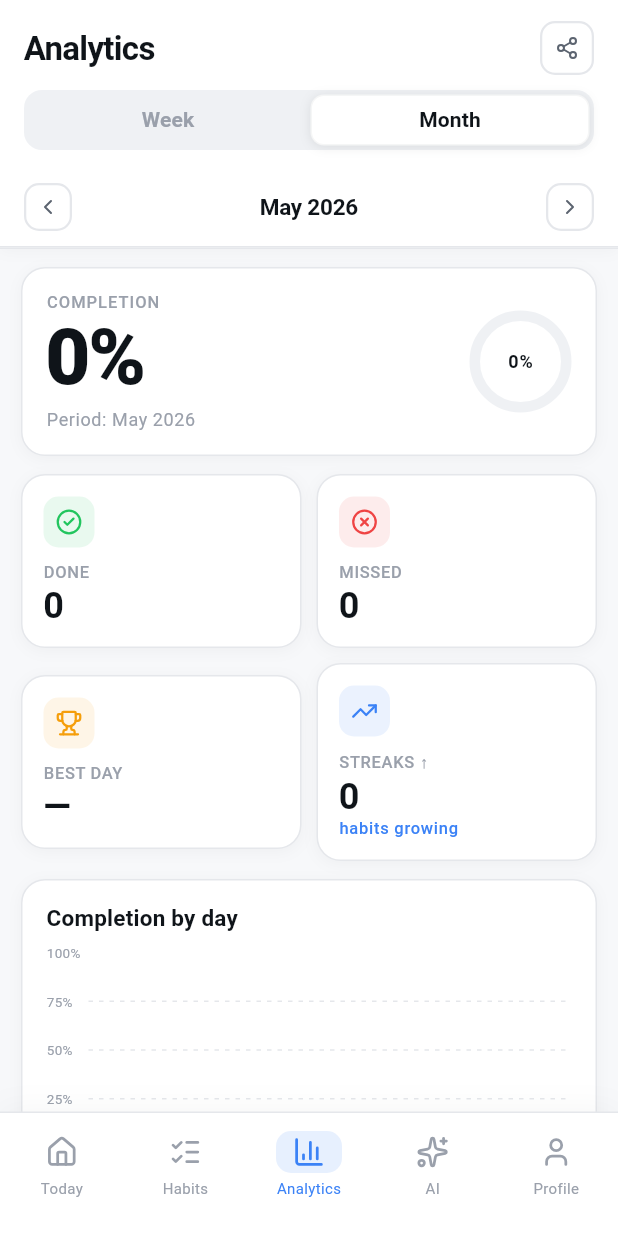
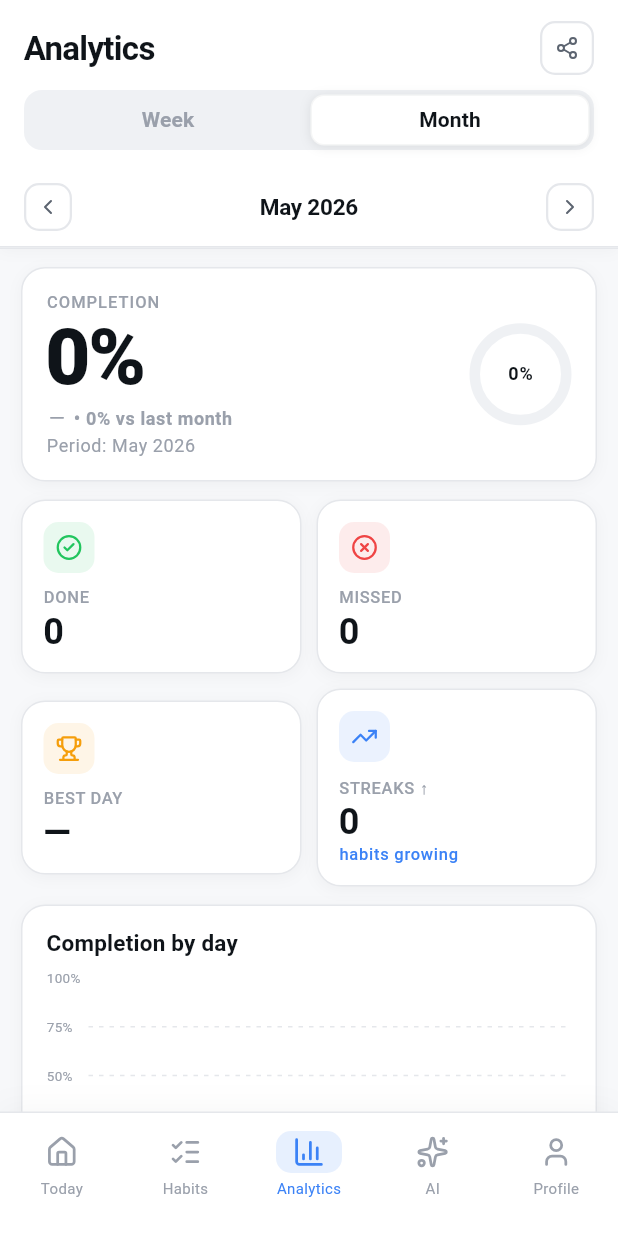
Before and after one commit to zFannur/habit_flow, a Flutter app: the AnalyticsScreen screen opened by its route, after a tap on "Month", on a phone screen of 412 x 824 dp. Run offline on Flutter 3.47's test engine with Material 3 defaults, Android fonts, the phone set to English and light mode, and no system bars; drawn by our look-alikes of fl_chart; our stand-ins replace dio, flutter_dotenv, flutter_riverpod, flutter_secure_storage, fpdart, freezed_annotation and 4 more; missing offline and left inert: dart:js_interop; accounts and stored records are empty; statements that could not run were skipped.

Commit message:
feat(analytics): fix completion rate math, add real trend comparisons, and fix ru grammar

```diff
--- a/lib/core/localization/app_en.arb
+++ b/lib/core/localization/app_en.arb
@@ -293,8 +293,16 @@
   "analyticsWeekTab": "Week",
   "analyticsMonthTab": "Month",
   "analyticsSummaryLabel": "COMPLETION",
-  "analyticsTrend": "↑ +{percent}% vs last {period}",
-  "@analyticsTrend": {"placeholders": {"percent": {"type": "int"}, "period": {"type": "String"}}},
+  "analyticsTrendUpWeek": "↑ +{percent}% vs last week",
+  "@analyticsTrendUpWeek": {"placeholders": {"percent": {"type": "int"}}},
+  "analyticsTrendDownWeek": "↓ -{percent}% vs last week",
+  "@analyticsTrendDownWeek": {"placeholders": {"percent": {"type": "int"}}},
+  "analyticsTrendNeutralWeek": "• 0% vs last week",
+  "analyticsTrendUpMonth": "↑ +{percent}% vs last month",
+  "@analyticsTrendUpMonth": {"placeholders": {"percent": {"type": "int"}}},
+  "analyticsTrendDownMonth": "↓ -{percent}% vs last month",
+  "@analyticsTrendDownMonth": {"placeholders": {"percent": {"type": "int"}}},
+  "analyticsTrendNeutralMonth": "• 0% vs last month",
   "analyticsSubtextPeriod": "Period: {label}",
   "@analyticsSubtextPeriod": {"placeholders": {"label": {"type": "String"}}},
   "analyticsMetricCompleted": "Done",
--- a/lib/core/localization/app_ru.arb
+++ b/lib/core/localization/app_ru.arb
@@ -293,8 +293,16 @@
   "analyticsWeekTab": "Неделя",
   "analyticsMonthTab": "Месяц",
   "analyticsSummaryLabel": "ВЫПОЛНЕНИЕ",
-  "analyticsTrend": "↑ +{percent}% к прошлой {period}",
-  "@analyticsTrend": {"placeholders": {"percent": {"type": "int"}, "period": {"type": "String"}}},
+  "analyticsTrendUpWeek": "↑ +{percent}% к прошлой неделе",
+  "@analyticsTrendUpWeek": {"placeholders": {"percent": {"type": "int"}}},
+  "analyticsTrendDownWeek": "↓ -{percent}% к прошлой неделе",
+  "@analyticsTrendDownWeek": {"placeholders": {"percent": {"type": "int"}}},
+  "analyticsTrendNeutralWeek": "• 0% к прошлой неделе",
+  "analyticsTrendUpMonth": "↑ +{percent}% к прошлому месяцу",
+  "@analyticsTrendUpMonth": {"placeholders": {"percent": {"type": "int"}}},
+  "analyticsTrendDownMonth": "↓ -{percent}% к прошлому месяцу",
+  "@analyticsTrendDownMonth": {"placeholders": {"percent": {"type": "int"}}},
+  "analyticsTrendNeutralMonth": "• 0% к прошлому месяцу",
   "analyticsSubtextPeriod": "За период: {label}",
   "@analyticsSubtextPeriod": {"placeholders": {"label": {"type": "String"}}},
   "analyticsMetricCompleted": "Выполнено",
--- a/lib/features/analytics/domain/aggregations.dart
+++ b/lib/features/analytics/domain/aggregations.dart
@@ -127,27 +127,19 @@ int bestStreak(List<HabitLogModel> logs) {
 // Completion rates
 // ─────────────────────────────────────────────────────────────────────────────
 
-/// Fraction of [period] days (inclusive) that have at least one successful
-/// log. Range: `[0.0, 1.0]`. Returns 0 for empty periods.
+/// Fraction of scheduled habits completed in [period].
+/// Range: `[0.0, 1.0]`. Returns 0 for empty periods.
 double completionRate(List<HabitLogModel> logs, DateRange period) {
-  final totalDays = period.days;
-  if (totalDays == 0) return 0;
-  final successDays = <DateTime>{};
-  for (final l in logs) {
-    if (!_isSuccess(l.status)) continue;
-    final d = _dateOnly(l.date);
-    if (!period.contains(d)) continue;
-    successDays.add(d);
-  }
-  return successDays.length / totalDays;
+  final logsInRange = logs.where((l) => period.contains(_dateOnly(l.date))).toList();
+  if (logsInRange.isEmpty) return 0.0;
+  final ok = logsInRange.where((l) => _isSuccess(l.status)).length;
+  return ok / logsInRange.length;
 }
 
 /// Completion rate per ISO weekday.
 ///
-/// For each weekday: `(successful days with that weekday) /
-/// (distinct days with that weekday in the log set)`. Days the user has no
-/// log at all are not counted in the denominator — this answers "of the days
-/// I tracked anything on Monday, what % was successful?".
+/// For each weekday: `(successful logs with that weekday) /
+/// (total logs with that weekday)`.
 ///
 /// Weekdays with zero logs are still emitted with value `0.0` so callers can
 /// render a complete 7-bar chart.
@@ -157,25 +149,17 @@ Map<DayOfWeek, double> completionByDayOfWeek(List<HabitLogModel> logs) {
   };
   if (logs.isEmpty) return result;
 
-  // Per weekday we need: distinct days with any log, distinct days with
-  // a successful log.
-  final seenByDow = <DayOfWeek, Set<DateTime>>{};
-  final successByDow = <DayOfWeek, Set<DateTime>>{};
-
+  final logsByDow = <DayOfWeek, List<HabitLogModel>>{};
   for (final l in logs) {
-    final day = _dateOnly(l.date);
-    final dow = DayOfWeek.fromDateTime(day);
-    seenByDow.putIfAbsent(dow, () => <DateTime>{}).add(day);
-    if (_isSuccess(l.status)) {
-      successByDow.putIfAbsent(dow, () => <DateTime>{}).add(day);
-    }
+    final dow = DayOfWeek.fromDateTime(_dateOnly(l.date));
+    logsByDow.putIfAbsent(dow, () => <HabitLogModel>[]).add(l);
   }
 
   for (final dow in DayOfWeek.values) {
-    final total = seenByDow[dow]?.length ?? 0;
-    if (total == 0) continue;
-    final ok = successByDow[dow]?.length ?? 0;
-    result[dow] = ok / total;
+    final list = logsByDow[dow];
+    if (list == null || list.isEmpty) continue;
+    final ok = list.where((l) => _isSuccess(l.status)).length;
+    result[dow] = ok / list.length;
   }
   return result;
 }
--- a/lib/features/analytics/presentation/analytics_screen.dart
+++ b/lib/features/analytics/presentation/analytics_screen.dart
@@ -352,6 +352,10 @@ class _AnalyticsScreenState extends ConsumerState<AnalyticsScreen> {
         ? ref.watch(weeklyStatsProvider(_periodAnchor))
         : ref.watch(monthlyStatsProvider(_periodAnchor));
 
+    final prevStats = _isWeek
+        ? ref.watch(weeklyStatsProvider(_periodAnchor.subtract(const Duration(days: 7))))
+        : ref.watch(monthlyStatsProvider(DateTime(_periodAnchor.year, _periodAnchor.month - 1, 1)));
+
     final habits =
         ref.watch(habitsStreamProvider).valueOrNull ?? const <HabitModel>[];
     final entries =
@@ -367,6 +371,8 @@ class _AnalyticsScreenState extends ConsumerState<AnalyticsScreen> {
     final pieSlices = _pieSlices(stats.byCategory);
 
     final completionPct = (stats.completionRate * 100).round().clamp(0, 100);
+    final prevCompletionPct = (prevStats.completionRate * 100).round().clamp(0, 100);
+    final trendDelta = completionPct - prevCompletionPct;
 
     // Count successful / missed logs in range.
     final allLogs = _allLogsInRange(habits, range);
@@ -409,6 +415,7 @@ class _AnalyticsScreenState extends ConsumerState<AnalyticsScreen> {
                 isWeek: _isWeek,
                 periodLabel: periodLabel,
                 completionPct: completionPct,
+                trendDelta: trendDelta,
               ),
               const SizedBox(height: 12),
               _MetricsGrid(
@@ -764,16 +771,37 @@ class _SummaryCard extends StatelessWidget {
     required this.isWeek,
     required this.periodLabel,
     required this.completionPct,
+    required this.trendDelta,
   });
 
   final bool isWeek;
   final String periodLabel;
   final int completionPct;
+  final int trendDelta;
 
   @override
   Widget build(BuildContext context) {
     final c = HFColors.of(context);
     final l = AppLocalizations.of(context);
+
+    final trendColor = trendDelta > 0
+        ? HFTokens.success
+        : trendDelta < 0
+            ? HFTokens.danger
+            : c.textTertiary;
+
+    final trendText = isWeek
+        ? (trendDelta > 0
+            ? l.analyticsTrendUpWeek(trendDelta)
+            : trendDelta < 0
+                ? l.analyticsTrendDownWeek(-trendDelta)
+                : l.analyticsTrendNeutralWeek)
+        : (trendDelta > 0
+            ? l.analyticsTrendUpMonth(trendDelta)
+            : trendDelta < 0
+                ? l.analyticsTrendDownMonth(-trendDelta)
+                : l.analyticsTrendNeutralMonth);
+
     return _SectionCard(
       child: Row(
         crossAxisAlignment: CrossAxisAlignment.center,
@@ -793,9 +821,29 @@ class _SummaryCard extends StatelessWidget {
                   style: context.tt.displayLarge!.copyWith(color: c.textPrimary, height: 1, letterSpacing: -0.03 * 52, fontSize: 52.0),
                 ),
                 const SizedBox(height: 6),
-                // Trend row: static placeholder — real trend requires prev period data.
-                // см. issue #1
-                const SizedBox.shrink(),
+                Row(
+                  mainAxisSize: MainAxisSize.min,
+                  children: [
+                    Icon(
+                      trendDelta > 0
+                          ? LucideIcons.trendingUp
+                          : trendDelta < 0
+                              ? LucideIcons.trendingDown
+                              : LucideIcons.minus,
+                      size: 14,
+                      color: trendColor,
+                    ),
+                    const SizedBox(width: 4),
+                    Text(
+                      trendText,
+                      style: context.tt.bodySmall!.copyWith(
+                        color: trendColor,
+                        fontWeight: FontWeight.w600,
+                        fontSize: 12.0,
+                      ),
+                    ),
+                  ],
+                ),
                 const SizedBox(height: 3),
                 Text(
                   l.analyticsSubtextPeriod(periodLabel),
```
Also changed, not shown: lib/core/localization/generated/app_localizations.dart, lib/core/localization/generated/app_localizations_en.dart, lib/core/localization/generated/app_localizations_ru.dart, 1 other file.
